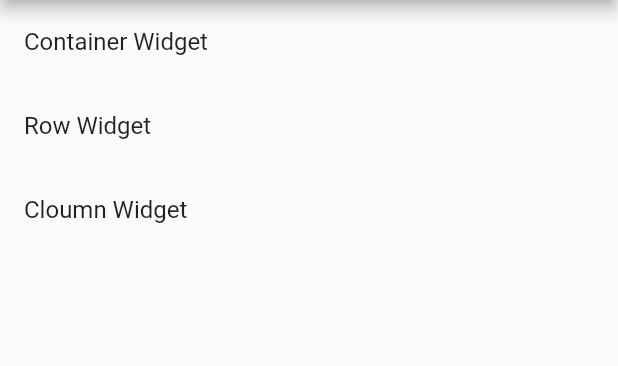
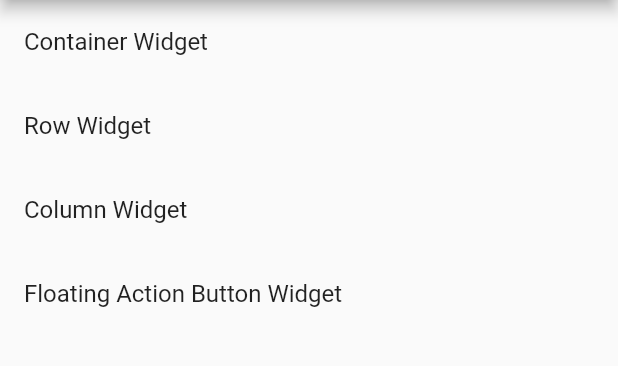
Before and after one commit to rktejesh/Fluttadex, a Flutter app: the screen it shows after launch, on a phone screen of 412 x 824 dp, the part 84-450 px from its top. Run offline on Flutter 3.47's test engine with Material 2 defaults, Android fonts, the phone set to English and light mode, and no system bars; missing offline and left inert: dart:ffi, fab_circular_menu.

Commit message:
Floating action button

```diff
--- a/lib/widget_list.dart
+++ b/lib/widget_list.dart
@@ -1,7 +1,10 @@
+import 'dart:ffi';
+
 import 'package:flutter/material.dart';
 import 'package:flutterista/models/widget_model.dart';
 import 'package:flutterista/models/widget_window.dart';
 import 'package:flutterista/routes/column.dart';
+import 'package:flutterista/routes/floatingActionButton.dart';
 import 'routes/row.dart';
 import 'routes/container.dart';
 
@@ -33,10 +36,17 @@ class _ListBuilderState extends State<ListBuilder> {
         link: "https://api.flutter.dev/flutter/widgets/Row-class.html",
       ),
       WidgetModel(
-        name: "Cloumn",
+        name: "Column",
         implementation: ColumnImplementation(),
         description: ColumnDescription(),
         link: "https://api.flutter.dev/flutter/widgets/Column-class.html",
+      ),
+      WidgetModel(
+        name: "Floating Action Button",
+        implementation: FloatingActionButtonImplementation(),
+        description: FloatingActionButtonDescription(),
+        link:
+            "https://api.flutter.dev/flutter/material/FloatingActionButton-class.html",
       ),
     ];
 
--- a/pubspec.yaml
+++ b/pubspec.yaml
@@ -34,6 +34,7 @@ dependencies:
   # The following adds the Cupertino Icons font to your application.
   # Use with the CupertinoIcons class for iOS style icons.
   cupertino_icons: ^1.0.2
+  fab_circular_menu: ^1.0.2
 
 dev_dependencies:
   flutter_test:
```
Also changed, not shown: lib/routes/floatingActionButton.dart (added, +54 -0 lines), pubspec.lock.
